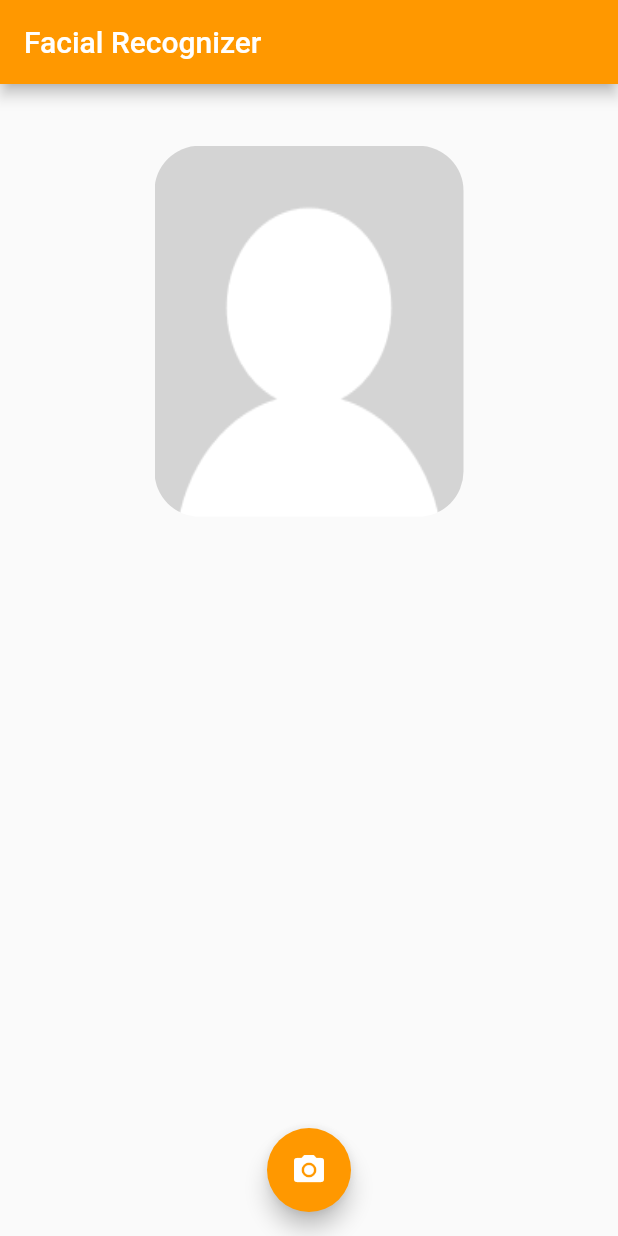
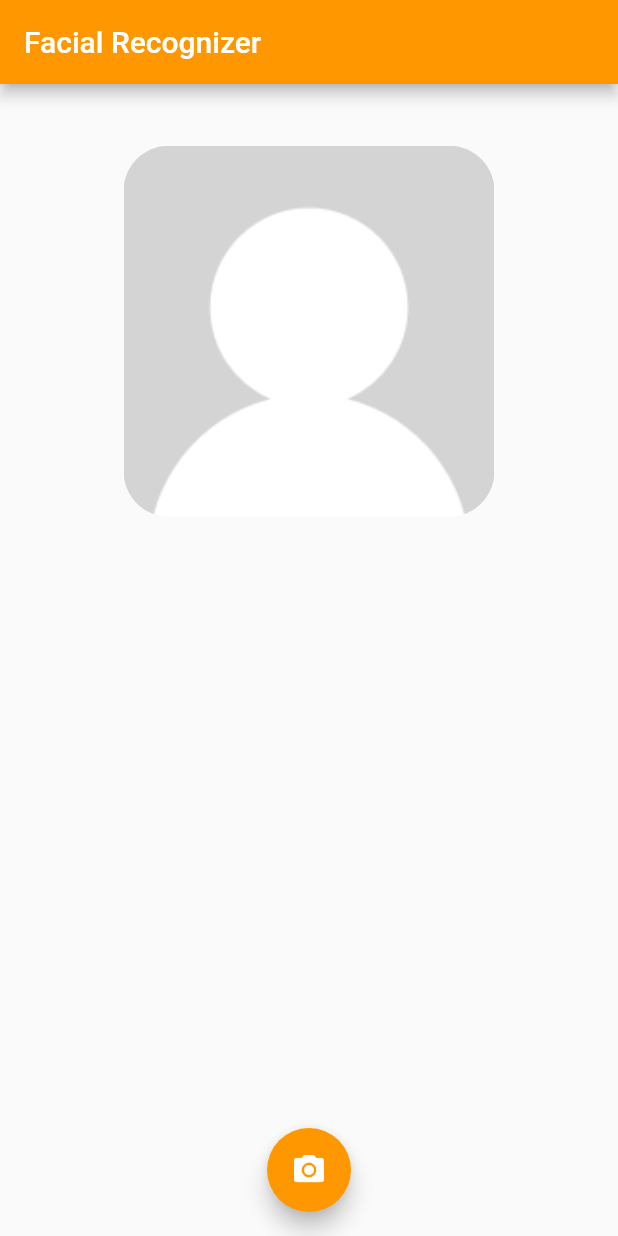
Before and after one commit to SergioOrellanaR/face_recognizer, a Flutter app: the screen it shows after launch, after a tap on the "camera alt" icon, after a tap on the "arrow back" icon, on a phone screen of 412 x 824 dp. Run offline on Flutter 3.47's test engine with Material 2 defaults, Android fonts, the phone set to English and light mode, and no system bars; our stand-ins replace camera.

Commit message:
Actualización de manejo de cámara

```diff
--- a/lib/src/pages/HomePage.dart
+++ b/lib/src/pages/HomePage.dart
@@ -34,9 +34,7 @@ class _HomePageState extends State<HomePage> {
 
   Row _body() {
     return Row(
-      children: <Widget>[
-        _bodyContent()
-      ],
+      children: <Widget>[_bodyContent()],
       mainAxisAlignment: MainAxisAlignment.center,
     );
   }
@@ -53,23 +51,31 @@ class _HomePageState extends State<HomePage> {
   ClipRRect _imageBox() {
     return ClipRRect(
       child: Container(
-        width: _screenSize.width * 0.5,
+        width: _screenSize.width * 0.6,
         height: _screenSize.height * 0.3,
-        child: widget.image ?? Image(image: AssetImage("assets/noImage.png"), fit: BoxFit.fill),
+        child: widget.image ??
+            Image(image: AssetImage("assets/noImage.png"), fit: BoxFit.fill),
       ),
       borderRadius: BorderRadius.circular(30.0),
     );
   }
 
-  FloatingActionButton _cameraButton() {
+  Widget _cameraButton() {
+    if (widget.cameras.isNotEmpty) {
       return FloatingActionButton(
         backgroundColor: Colors.orange,
         foregroundColor: Colors.white,
         child: Icon(Icons.camera_alt),
-      onPressed: ()
-      {
-        Navigator.pushReplacement(context, MaterialPageRoute(builder: (context) => TakePhotoWidget(cameras: widget.cameras, cachedImage: widget.image)));
+        onPressed: () {
+          Navigator.pushReplacement(
+              context,
+              MaterialPageRoute(
+                  builder: (context) => TakePhotoWidget(
+                      cameras: widget.cameras, cachedImage: widget.image)));
         },
       );
+    } else {
+      return Text("Usted necesita una cámara para poder usar este programa");
     }
   }
+}
--- a/lib/src/widgets/TakePhotoWidget.dart
+++ b/lib/src/widgets/TakePhotoWidget.dart
@@ -10,11 +10,8 @@ class TakePhotoWidget extends StatefulWidget {
   final List<CameraDescription> cameras;
   final Image cachedImage;
 
-  const TakePhotoWidget({
-    Key key,
-    @required this.cameras,
-    this.cachedImage
-  }) : super(key: key);
+  const TakePhotoWidget({Key key, @required this.cameras, this.cachedImage})
+      : super(key: key);
 
   @override
   _TakePhotoWidgetState createState() => _TakePhotoWidgetState();
@@ -25,6 +22,7 @@ class _TakePhotoWidgetState extends State<TakePhotoWidget> {
   Future<void> _initializeControllerFuture;
   CameraDescription _camera;
   int _cameraIndex = 0;
+  bool _rotateCameraEnabled = true;
 
   @override
   void initState() {
@@ -39,19 +37,27 @@ class _TakePhotoWidgetState extends State<TakePhotoWidget> {
     super.dispose();
   }
 
+  //TODO: Resolver excepción de botón de cambio de cámara presionado multiples veces
   @override
   Widget build(BuildContext context) {
     return Scaffold(
       appBar: AppBar(
         backgroundColor: Colors.orange,
-        leading: IconButton(icon: Icon(Icons.arrow_back, color: Colors.white,), onPressed: (){
+        leading: IconButton(
+          icon: Icon(
+            Icons.arrow_back,
+            color: Colors.white,
+          ),
+          onPressed: () {
             Navigator.pushReplacement(
               context,
               MaterialPageRoute(
-              builder: (context) => HomePage(cameras: widget.cameras, image: widget.cachedImage),
+                builder: (context) => HomePage(
+                    cameras: widget.cameras, image: widget.cachedImage),
               ),
             );
-        }, ),
+          },
+        ),
         title: Text("Face Recognizer"),
       ),
       // Wait until the controller is initialized before displaying the
@@ -62,9 +68,11 @@ class _TakePhotoWidgetState extends State<TakePhotoWidget> {
         builder: (context, snapshot) {
           if (snapshot.connectionState == ConnectionState.done) {
             // If the Future is complete, display the preview.
+            _rotateCameraEnabled = true;
             return CameraPreview(_controller);
           } else {
             // Otherwise, display a loading indicator.
+            _rotateCameraEnabled = false;
             return Center(child: CircularProgressIndicator());
           }
         },
@@ -119,7 +127,10 @@ class _TakePhotoWidgetState extends State<TakePhotoWidget> {
           Navigator.pushReplacement(
             context,
             MaterialPageRoute(
-              builder: (context) => HomePage(cameras: widget.cameras, image: Image.file(File(path)),),
+              builder: (context) => HomePage(
+                cameras: widget.cameras,
+                image: Image.file(File(path)),
+              ),
             ),
           );
         } catch (e) {
@@ -130,34 +141,38 @@ class _TakePhotoWidgetState extends State<TakePhotoWidget> {
     );
   }
 
-  FloatingActionButton _changeCameraButton() {
+  Widget _changeCameraButton() {
+    if (widget.cameras.length > 1) {
       return FloatingActionButton(
           heroTag: "changeCameraButton",
           child: Icon(Icons.cached),
           backgroundColor: Colors.orange,
           foregroundColor: Colors.white,
-      onPressed: _changeCamera,
-    );
+          onPressed: () {
+            if (_rotateCameraEnabled) {
+              _changeCamera();
+            } else {
+              return;
+            }
+          });
+    } else {
+      return Container();
+    }
   }
 
   _changeCamera() {
-    int _totalCameras = widget.cameras.length;
     setState(() {
-      (_cameraIndex == _totalCameras - 1) ? _cameraIndex = 0 : _cameraIndex++;
+      (_cameraIndex == 0) ? _cameraIndex = 1 : _cameraIndex = 0;
       _initializeCamera();
-
     });
   }
 
-  _initializeCamera()
-  {
+  _initializeCamera() {
     if (widget.cameras.isNotEmpty) {
       _camera = widget.cameras[_cameraIndex];
     }
-      _controller = CameraController(
-        _camera,
-        ResolutionPreset.veryHigh,
-      );
+    _controller = CameraController(_camera, ResolutionPreset.veryHigh,
+        enableAudio: false);
     // Next, initialize the controller. This returns a Future.
     _initializeControllerFuture = _controller.initialize();
   }
```
Lines whose indentation alone changed are shown as unchanged.
